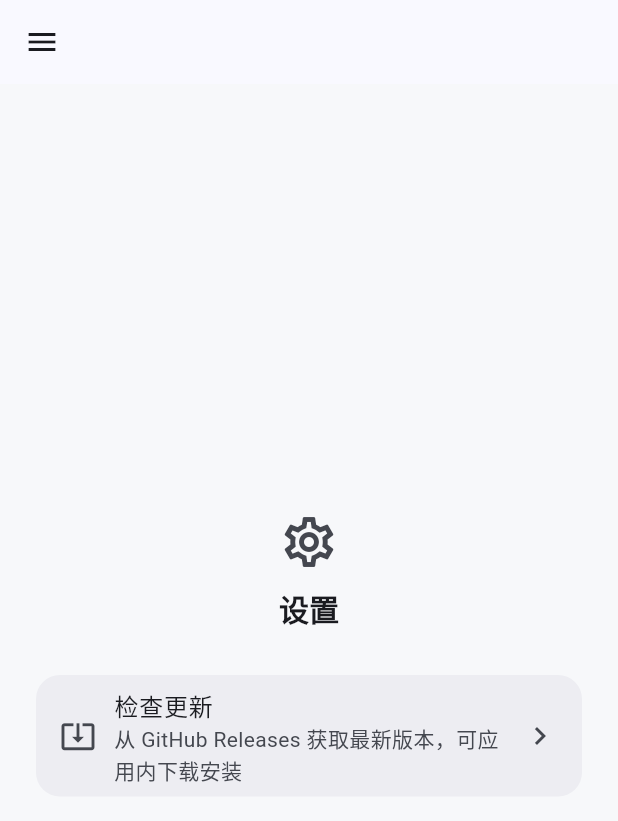
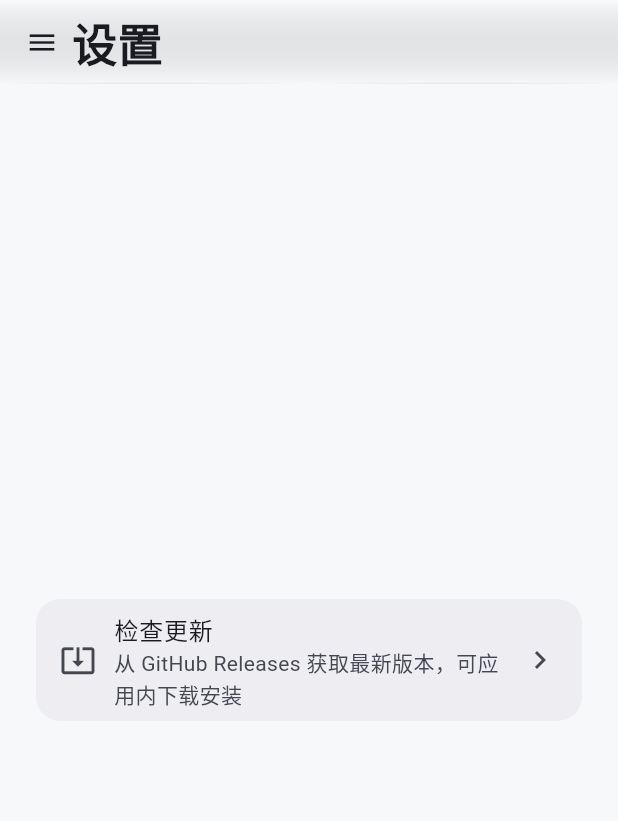
Before and after one commit to cixiy1/Yuki-Blog-App, a Flutter app: the SettingPage screen opened by its route, on a phone screen of 412 x 824 dp. Shown: the top 821 px of the screen. Run offline on Flutter 3.47's test engine with Material 3 defaults, Android fonts, the phone set to English and light mode, and no system bars; our stand-ins replace go_router, open_filex, package_info_plus; network calls fail.

Commit message:
feat(home): 标题栏接入 iOS 光感沉浸效果
- 新增 GlassAppBarLayer + glassAppBar()：BackdropFilter 毛玻璃穿透、
  滚动渐显材质底色、顶部环境光渐层、底部发丝高光线，深浅色分别取高光强度
- 大字标题（30px）随滚动淡出上移、小字（20px）淡入工具栏行，
  对应 iOS large title → inline title 折叠动画，折叠范围 72px
- HomeShell 用 NotificationListener<ScrollNotification> 把页面滚动
  折算成进度喂给标题栏（1.5% 节流，只重建玻璃层不动整棵树）；
  路由切换自动收回顶部态
- 页内标题去重：课表页头只留班级名（页名交给标题栏大字），
  设置页删掉与大字重复的「设置」标题块

````diff
--- a/lib/features/home/home_shell.dart
+++ b/lib/features/home/home_shell.dart
@@ -2,6 +2,7 @@ import 'package:flutter/material.dart';
 import 'package:go_router/go_router.dart';
 
 import 'package:yuki_blog_app/core/update_service.dart';
+import 'package:yuki_blog_app/features/home/widgets/glass_app_bar.dart';
 import 'package:yuki_blog_app/features/home/widgets/nav_view.dart';
 import 'package:yuki_blog_app/features/update/update_dialog.dart';
 
@@ -45,10 +46,23 @@ class _HomeShellState extends State<HomeShell> {
 
   UpdateService? _updateService;
 
+  /// 页面滚动进度（0 = 顶部，1 = 折叠完成），喂给「光感沉浸」标题栏。
+  /// 用 ValueNotifier 而非 setState：滚动每帧只重建标题栏，不动整棵树。
+  final ValueNotifier<double> _scrollProgress = ValueNotifier<double>(0);
+
   @override
   void initState() {
     super.initState();
     _checkUpdateSilently();
+  }
+
+  /// 当前页标题：按路由推断（抽屉是唯一入口，URL 直达也对得上）。
+  String get _currentTitle {
+    final path = GoRouterState.of(context).uri.path;
+    for (final item in menuItems) {
+      if (path.startsWith(item.path)) return item.label;
+    }
+    return 'Yuki Blog';
   }
 
   /// 启动时静默检查更新，仅在有新版本时弹窗。
@@ -65,13 +79,37 @@ class _HomeShellState extends State<HomeShell> {
   @override
   void dispose() {
     _updateService?.dispose();
+    _scrollProgress.dispose();
     super.dispose();
+  }
+
+  @override
+  void didUpdateWidget(covariant HomeShell oldWidget) {
+    super.didUpdateWidget(oldWidget);
+    // 路由切换（子页面换实例）时把标题栏收回顶部态，
+    // 避免上一页的滚动进度残留到新页。
+    if (oldWidget.child != widget.child) _scrollProgress.value = 0;
+  }
+
+  /// 页面滚动 → 标题栏折叠进度。返回 false 让通知继续冒泡。
+  bool _onScrollNotification(ScrollNotification notification) {
+    if (notification is ScrollUpdateNotification) {
+      final t = glassProgressOf(notification.metrics);
+      // 节流：进度变化不足 1.5% 不重建，省掉无谓的模糊重算
+      if ((t - _scrollProgress.value).abs() > 0.015) _scrollProgress.value = t;
+    }
+    return false;
   }
 
   @override
   Widget build(BuildContext context) {
     return Scaffold(
-      appBar: AppBar(),
+      appBar: glassAppBar(
+        title: _currentTitle,
+        progress: _scrollProgress,
+        brightness: Theme.of(context).brightness,
+        onMenu: () => Scaffold.of(context).openDrawer(),
+      ),
       drawer: AppNavigationDrawer(
         selectedIndex: _selectedNavIndex,
         menuItems: menuItems,
@@ -85,7 +123,10 @@ class _HomeShellState extends State<HomeShell> {
           context.go(item.path);
         },
       ),
-      body: widget.child,
+      body: NotificationListener<ScrollNotification>(
+        onNotification: _onScrollNotification,
+        child: widget.child,
+      ),
     );
   }
 }
--- /dev/null
+++ b/lib/features/home/widgets/glass_app_bar.dart
@@ -0,0 +1,218 @@
+import 'dart:math' as math;
+import 'dart:ui' as ui;
+
+import 'package:flutter/foundation.dart';
+import 'package:flutter/material.dart';
+import 'package:flutter/services.dart';
+
+/// iOS 风格「光感沉浸」标题栏（[glassAppBar]）。
+///
+/// 三段式观感，全部由滚动进度 [progress]（0 = 顶部，1 = 完全折叠）驱动：
+///
+/// 1. **沉浸**：顶部时背景近乎全透明，页面内容穿透到标题栏与状态栏之下；
+/// 2. **光感**：随滚动渐显高斯模糊（毛玻璃材质）+ 顶部环境光渐层 +
+///    底部发丝高光线，模拟 iOS 导航栏的 Liquid Glass 光泽；
+/// 3. **标题**：大字标题（30px）淡出上移，小字标题（20px）淡入到工具栏行，
+///    对应 iOS large title → inline title 的折叠动画。
+///
+/// 用法（配合 [ScrollNotification] 把页面滚动进度喂进来）：
+/// ```dart
+/// appBar: glassAppBar(title: '动态课程表', progress: t, onMenu: openDrawer)
+/// ```
+class GlassAppBarLayer extends StatelessWidget {
+  const GlassAppBarLayer({
+    super.key,
+    required this.title,
+    this.progress = 0,
+  });
+
+  /// 标题文字：大字 / 小字两态共用。
+  final String title;
+
+  /// 滚动折叠进度：0 = 停在顶部，1 = 完全折叠。
+  final double progress;
+
+  @override
+  Widget build(BuildContext context) {
+    final top = MediaQuery.paddingOf(context).top;
+    final t = progress.clamp(0.0, 1.0);
+    final isDark = Theme.of(context).brightness == Brightness.dark;
+    final scheme = Theme.of(context).colorScheme;
+
+    // 毛玻璃模糊：0 → 20（iOS 系统材质量级），缓出让前段更"透"
+    final sigma = ui.lerpDouble(0, 20, Curves.easeOut.transform(t))!;
+    // 底色不透明度：约 0 → 0.82（滚动后才"实"，保证文字可读）
+    final bgAlpha = ui.lerpDouble(0.03, 0.82, t)!;
+    // 底部发丝线：常驻但很淡，滚动后变实
+    final lineAlpha = (0.25 + 0.65 * t).clamp(0.0, 1.0);
+
+    final titleStyle = TextStyle(
+      color: scheme.onSurface,
+      fontWeight: FontWeight.w800,
+      letterSpacing: 0.2,
+    );
+
+    // 工具栏行（状态栏之下、kToolbarHeight 高）内左对齐的标题文字，
+    // 避开 AppBar leading 菜单按钮（宽 48）。
+    Widget titleAt(double fontSize, double opacity, double dy, Key key) {
+      return Positioned(
+        left: 48,
+        right: 16,
+        top: top,
+        height: kToolbarHeight,
+        child: IgnorePointer(
+          child: Opacity(
+            opacity: opacity,
+            child: Transform.translate(
+              offset: Offset(0, dy),
+              child: Align(
+                alignment: Alignment.centerLeft,
+                child: Text(
+                  title,
+                  key: key,
+                  maxLines: 1,
+                  overflow: TextOverflow.ellipsis,
+                  style: titleStyle.copyWith(fontSize: fontSize),
+                ),
+              ),
+            ),
+          ),
+        ),
+      );
+    }
+
+    return Stack(
+      fit: StackFit.expand,
+      children: [
+        // ① 毛玻璃：模糊穿透到标题栏之下的页面内容
+        if (sigma > 0.01)
+          Positioned.fill(
+            child: BackdropFilter(
+              filter: ui.ImageFilter.blur(sigmaX: sigma, sigmaY: sigma),
+              child: const SizedBox.expand(),
+            ),
+          ),
+
+        // ② 材质底色：顶部略透、底部渐实，滚动过程中整体浮现
+        Positioned.fill(
+          child: DecoratedBox(
+            decoration: BoxDecoration(
+              gradient: LinearGradient(
+                begin: Alignment.topCenter,
+                end: Alignment.bottomCenter,
+                colors: [
+                  scheme.surface.withValues(alpha: bgAlpha * 0.88),
+                  scheme.surface.withValues(alpha: bgAlpha),
+                ],
+              ),
+            ),
+          ),
+        ),
+
+        // ③ 顶部环境光：像光从状态栏上方洒下来（"光感"的来源）
+        Positioned.fill(
+          child: IgnorePointer(
+            child: DecoratedBox(
+              decoration: BoxDecoration(
+                gradient: LinearGradient(
+                  begin: Alignment.topCenter,
+                  end: Alignment.bottomCenter,
+                  colors: [
+                    Colors.white.withValues(alpha: isDark ? 0.09 : 0.34),
+                    Colors.transparent,
+                  ],
+                ),
+              ),
+            ),
+          ),
+        ),
+
+        // ④ 底部发丝高光线：中段亮、两端渐隐
+        Positioned(
+          left: 0,
+          right: 0,
+          bottom: 0,
+          height: 1,
+          child: IgnorePointer(
+            child: DecoratedBox(
+              decoration: BoxDecoration(
+                gradient: LinearGradient(
+                  colors: [
+                    Colors.transparent,
+                    Colors.white.withValues(
+                      alpha: (isDark ? 0.22 : 0.85) * lineAlpha,
+                    ),
+                    Colors.transparent,
+                  ],
+                ),
+              ),
+            ),
+          ),
+        ),
+
+        // ⑥ 大字标题：iOS large title 态，随滚动淡出上移
+        titleAt(30, 1 - t, 12 * t, const Key('glass-large-title')),
+
+        // ⑦ 小字标题：inline 态，随滚动淡入
+        titleAt(20, t, 6 * (1 - t), const Key('glass-inline-title')),
+      ],
+    );
+  }
+}
+
+/// 大字 → 小字的折叠距离（像素），与 iOS large title 的折叠手感对齐。
+const double kGlassCollapseRange = 72;
+
+/// 组装「光感沉浸」标题栏。
+///
+/// - [title]：页名（大字 / 小字两态共用）；
+/// - [progress]：滚动折叠进度的可监听源，见 [glassProgressOf]；
+/// - [onMenu]：左上角菜单按钮回调。
+///
+/// 内部用 [ValueListenableBuilder] 只重建 flexibleSpace 层，
+/// 滚动时不动 AppBar 本体（ Scaffold.appBar 要求 PreferredSizeWidget）。
+AppBar glassAppBar({
+  required String title,
+  required ValueListenable<double> progress,
+  required VoidCallback onMenu,
+  required Brightness brightness,
+}) {
+  return AppBar(
+    automaticallyImplyLeading: false,
+    leading: Builder(
+      // 用 Builder 拿到 AppBar 子树里的 context，tooltip 才挂得上
+      builder: (context) => IconButton(
+        icon: const Icon(Icons.menu, size: 22),
+        color: Theme.of(context).colorScheme.onSurface,
+        tooltip: '菜单',
+        onPressed: onMenu,
+      ),
+    ),
+    title: null,
+    backgroundColor: Colors.transparent,
+    surfaceTintColor: Colors.transparent,
+    elevation: 0,
+    scrolledUnderElevation: 0,
+    centerTitle: false,
+    // 状态栏图标明暗：沉浸态背景可能是内容本身，仍按主题底色取，
+    // 保证与页面大部分区域协调。
+    systemOverlayStyle: brightness == Brightness.dark
+        ? SystemUiOverlayStyle.light
+        : SystemUiOverlayStyle.dark,
+    flexibleSpace: ValueListenableBuilder<double>(
+      valueListenable: progress,
+      builder: (context, t, _) => GlassAppBarLayer(title: title, progress: t),
+    ),
+  );
+}
+
+/// 把一段页面滚动距离折算成标题栏折叠进度。
+///
+/// 超过 [kGlassCollapseRange] 像素即视为完全折叠；
+/// 没有可滚动内容（maxScrollExtent <= 0）时恒为 0。
+double glassProgressOf(ScrollMetrics metrics) {
+  final max = metrics.maxScrollExtent;
+  if (!metrics.hasContentDimensions || max <= 0) return 0;
+  final pixels = math.max(0.0, metrics.pixels);
+  return (pixels / kGlassCollapseRange).clamp(0.0, 1.0);
+}
--- a/lib/features/schedule/schedule_page.dart
+++ b/lib/features/schedule/schedule_page.dart
@@ -245,7 +245,8 @@ class _ScheduleHeader extends StatelessWidget {
             crossAxisAlignment: CrossAxisAlignment.start,
             children: [
               Text(
-                '${meta.className} · 动态课程表',
+                // 页名「动态课程表」由标题栏大字承担，这里只留班级名，避免重复
+                meta.className,
                 style: Theme.of(context).textTheme.titleLarge,
               ),
               Text(
--- a/lib/features/setting/setting_page.dart
+++ b/lib/features/setting/setting_page.dart
@@ -28,7 +28,6 @@ class _SettingPageState extends State<SettingPage> {
 
   @override
   Widget build(BuildContext context) {
-    final scheme = Theme.of(context).colorScheme;
     return Center(
       child: ConstrainedBox(
         constraints: const BoxConstraints(maxWidth: 480),
@@ -36,15 +35,6 @@ class _SettingPageState extends State<SettingPage> {
           shrinkWrap: true,
           padding: const EdgeInsets.all(24),
           children: [
-            Icon(Icons.settings_outlined,
-                size: 40, color: scheme.onSurfaceVariant),
-            const SizedBox(height: 12),
-            Text(
-              '设置',
-              textAlign: TextAlign.center,
-              style: Theme.of(context).textTheme.titleLarge,
-            ),
-            const SizedBox(height: 24),
             Card(
               child: ListTile(
                 leading: _checking
````
